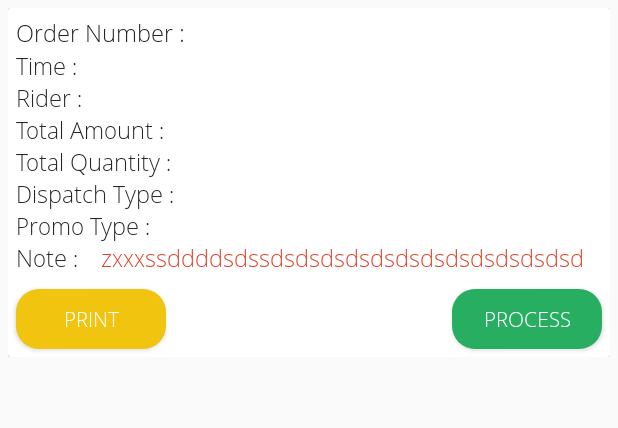
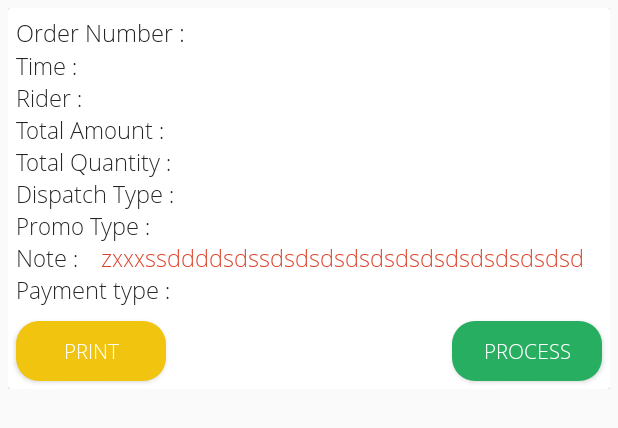
Before and after one commit to eMerage/SmartFoodOutlet, an Android app: the layout listview_orders_pending.xml on its own in the app's theme, with its tools: preview values and no code run, on a phone screen of 412 x 824 dp. Shown: the top 428 px of the screen. Run offline under Robolectric (Android 15) with nearby library versions, the phone set to English and light mode, and no system bars.

```diff
--- a/app/build.gradle
+++ b/app/build.gradle
@@ -18,7 +18,7 @@ android {
         key {
             keyAlias 'onmealoutlet'
             keyPassword 'onmealoutlet'
-            storeFile file('E:\\Project\\Android\\OnMeal -Outlet\\key\\onmealoutlet.jks')
+            storeFile file('E:\\Project\\Android\\OnMeal-Outlet\\key\\onmealoutlet.jks')
             storePassword 'onmealoutlet'
         }
     }
--- a/app/src/main/java/emerge/project/onmealoutlet/servies/api/ApiInterface.java
+++ b/app/src/main/java/emerge/project/onmealoutlet/servies/api/ApiInterface.java
@@ -79,7 +79,8 @@ public interface ApiInterface {
 
 
     @POST("Outlet/UpdateOutletPickupInterval")
-    Observable<Integer> updateOutletPickupInterval(@Query("outletID") int outletId);
+    Observable<Integer> updateOutletPickupInterval(@Query("outletID") int outletId,@Query("Interval") int interval);
+
 
 
     @GET("Order/GetOrdersForOutletBetweenDates")
--- a/app/src/main/java/emerge/project/onmealoutlet/ui/activity/home/HomeInteractor.java
+++ b/app/src/main/java/emerge/project/onmealoutlet/ui/activity/home/HomeInteractor.java
@@ -67,10 +67,10 @@ public interface HomeInteractor {
 
     interface OnUpdateOrderStatusFinishedListener {
         void updateOrderStatusStart();
-        void updateOrderStatusSuccessful(int orderCurrentStatus);
-        void updateOrderStatusFail(int orderId, int userID, String statusCode,String msg);
+        void updateOrderStatusSuccessful(int orderCurrentStatus,int orderId, int userID,String dispatchType );
+        void updateOrderStatusFail(int orderId, int userID, String statusCode,String msg,String dispatchType);
     }
-    void updateOrderStatus(int orderId, int userID, String statusCode, OnUpdateOrderStatusFinishedListener onUpdateOrderStatusFinishedListener);
+    void updateOrderStatus(int orderId, int userID, String statusCode,String dispatchType ,OnUpdateOrderStatusFinishedListener onUpdateOrderStatusFinishedListener);
 
 
 
--- a/app/src/main/java/emerge/project/onmealoutlet/ui/activity/home/HomePresenter.java
+++ b/app/src/main/java/emerge/project/onmealoutlet/ui/activity/home/HomePresenter.java
@@ -21,7 +21,7 @@ public interface HomePresenter {
 
 
 
-    void updateOrderStatus(int orderId, int userID, String statusCode);
+    void updateOrderStatus(int orderId, int userID, String statusCode,String dispatchType);
 
 
 
--- a/app/src/main/java/emerge/project/onmealoutlet/ui/activity/home/HomeView.java
+++ b/app/src/main/java/emerge/project/onmealoutlet/ui/activity/home/HomeView.java
@@ -35,8 +35,8 @@ public interface HomeView {
 
 
 
-    void  updateOrderStatusSuccessful(int orderCurrentStatus);
-    void updateOrderStatusFail(int orderId, int userID, String statusCode,String msg);
+    void  updateOrderStatusSuccessful(int orderCurrentStatus,int orderId, int userID,String dispatchType);
+    void updateOrderStatusFail(int orderId, int userID, String statusCode,String msg,String dispatchType);
     void updateOrderStatusStart();
 
 
--- a/app/src/main/java/emerge/project/onmealoutlet/ui/activity/settings/SettingsInteractorImpil.java
+++ b/app/src/main/java/emerge/project/onmealoutlet/ui/activity/settings/SettingsInteractorImpil.java
@@ -72,7 +72,7 @@ public class SettingsInteractorImpil implements SettingsInteractor {
             onUpdateTimeIntervalFinishedListener.updateTimeIntervalFail("Please add time");
         }else {
             try {
-                apiService.updateOutletPickupInterval(outlet.getOutletId())
+                apiService.updateOutletPickupInterval(outlet.getOutletId(),time)
                         .subscribeOn(Schedulers.io())
                         .observeOn(AndroidSchedulers.mainThread())
                         .subscribe(new Observer<Integer>() {
--- a/app/src/main/java/emerge/project/onmealoutlet/ui/adaptor/PackedAdapter.java
+++ b/app/src/main/java/emerge/project/onmealoutlet/ui/adaptor/PackedAdapter.java
@@ -74,10 +74,8 @@ public class PackedAdapter extends RecyclerView.Adapter<PackedAdapter.MyViewHold
         holder.buttonDispatch.setOnClickListener(new View.OnClickListener() {
             @Override
             public void onClick(View v) {
-                homePresenter.updateOrderStatus(orders.getOrderID(),orders.getUserID(),"ODDS");
-                if((orders.getDispatchType().equals("T")) || (orders.getDispatchType().equals("P"))){
-                    homePresenter.updateOrderStatus(orders.getOrderID(),orders.getUserID(),"ODCP");
-                }
+                homePresenter.updateOrderStatus(orders.getOrderID(),orders.getUserID(),"ODDS",orders.getDispatchType());
+
             }
         });
 
--- a/app/src/main/java/emerge/project/onmealoutlet/ui/adaptor/ProcessAdapter.java
+++ b/app/src/main/java/emerge/project/onmealoutlet/ui/adaptor/ProcessAdapter.java
@@ -73,7 +73,7 @@ public class ProcessAdapter extends RecyclerView.Adapter<ProcessAdapter.MyViewHo
         holder.buttonPack.setOnClickListener(new View.OnClickListener() {
             @Override
             public void onClick(View v) {
-                homePresenter.updateOrderStatus(orders.getOrderID(),orders.getUserID(),"ODPK");
+                homePresenter.updateOrderStatus(orders.getOrderID(),orders.getUserID(),"ODPK",orders.getDispatchType());
 
             }
         });
--- a/app/src/main/res/layout/listview_orders_pending.xml
+++ b/app/src/main/res/layout/listview_orders_pending.xml
@@ -232,8 +232,29 @@
 
 
 
+            <emerge.project.onmealoutlet.ui.font.OpenSansLight
+                android:id="@+id/openSansLight1555"
+                android:layout_width="wrap_content"
+                android:layout_height="wrap_content"
+                android:layout_alignParentLeft="true"
+                android:layout_alignParentStart="true"
+                android:layout_below="@+id/textView_note"
+                android:textColor="@color/app_black"
+                android:layout_marginLeft="5dp"
+                android:textSize="15sp"
+                android:text="Payment type :" />
 
-
+            <emerge.project.onmealoutlet.ui.font.OpenSansLight
+                android:id="@+id/textView_paymenttype"
+                android:layout_width="wrap_content"
+                android:layout_height="wrap_content"
+                android:layout_below="@+id/textView_note"
+                android:layout_alignParentEnd="true"
+                android:layout_marginRight="5dp"
+                android:textColor="@color/app_black"
+                android:text=""
+                android:textSize="15sp"
+                android:layout_alignParentRight="true" />
 
 
             <emerge.project.onmealoutlet.ui.font.OpenSansLightButton
@@ -242,7 +263,7 @@
                 android:layout_height="40dp"
                 android:layout_alignParentEnd="true"
                 android:layout_alignParentRight="true"
-                android:layout_below="@+id/textView_note"
+                android:layout_below="@+id/textView_paymenttype"
                 android:layout_marginBottom="5dp"
                 android:layout_marginRight="5dp"
                 android:layout_marginTop="10dp"
@@ -256,7 +277,7 @@
                 android:layout_height="40dp"
                 android:layout_alignParentLeft="true"
                 android:layout_alignParentStart="true"
-                android:layout_below="@+id/textView_note"
+                android:layout_below="@+id/textView_paymenttype"
                 android:layout_marginBottom="5dp"
                 android:layout_marginLeft="5dp"
                 android:layout_marginTop="10dp"
```
Also changed, not shown: app/src/main/java/emerge/project/onmealoutlet/servies/firebase/MyFirebaseMessagingService.java (+17 -2 lines), app/src/main/java/emerge/project/onmealoutlet/ui/activity/home/Home.java (+13 -10 lines), app/src/main/java/emerge/project/onmealoutlet/ui/activity/home/HomeInteractorImpil.java (+11 -11 lines), app/src/main/java/emerge/project/onmealoutlet/ui/activity/home/HomePresenterImpli.java (+6 -6 lines), app/src/main/java/emerge/project/onmealoutlet/ui/adaptor/DispatchAdapter.java (+19 -1 lines), app/src/main/java/emerge/project/onmealoutlet/ui/adaptor/PendingAdapter.java (+26 -7 lines), app/src/main/java/emerge/project/onmealoutlet/utils/entittes/Orders.java (+0 -14 lines), app/src/main/res/layout/listview_orders_dispatch.xml (+27 -1 lines).
